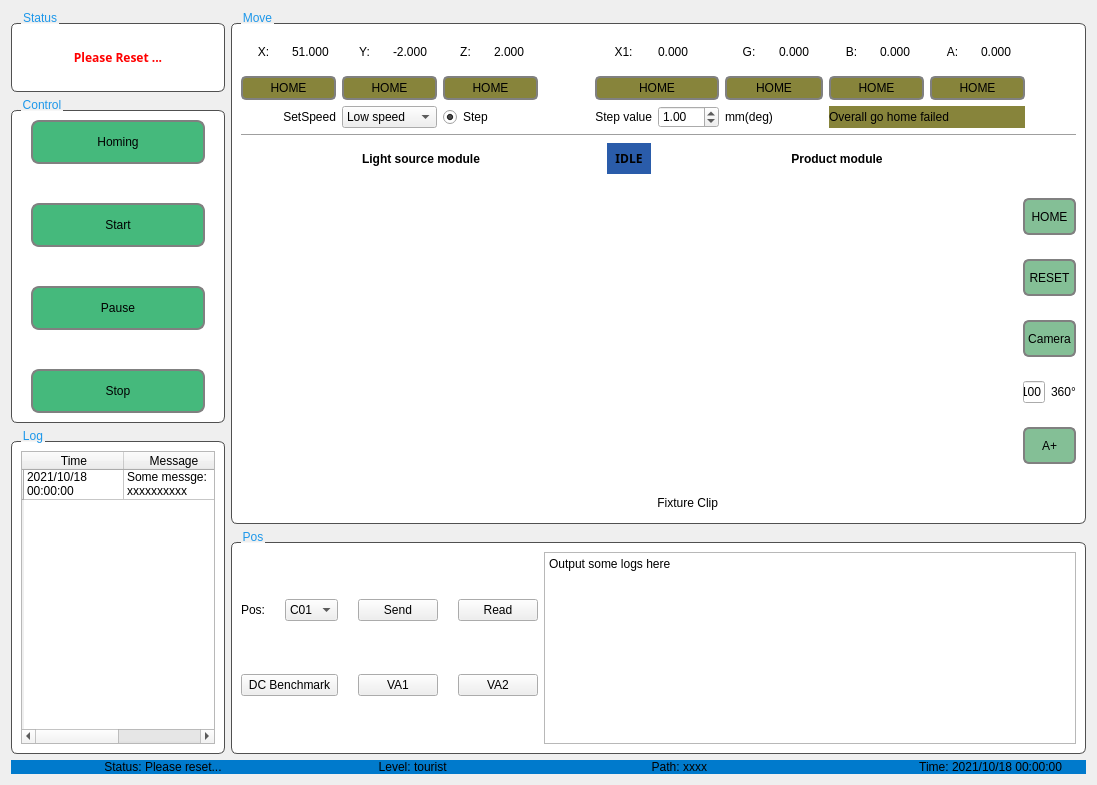
TrellixVulnTeam/AutomatedTesting_AYLN, file NewProject_C01_C06/UI/MotorDialog.ui: the form before one commit.
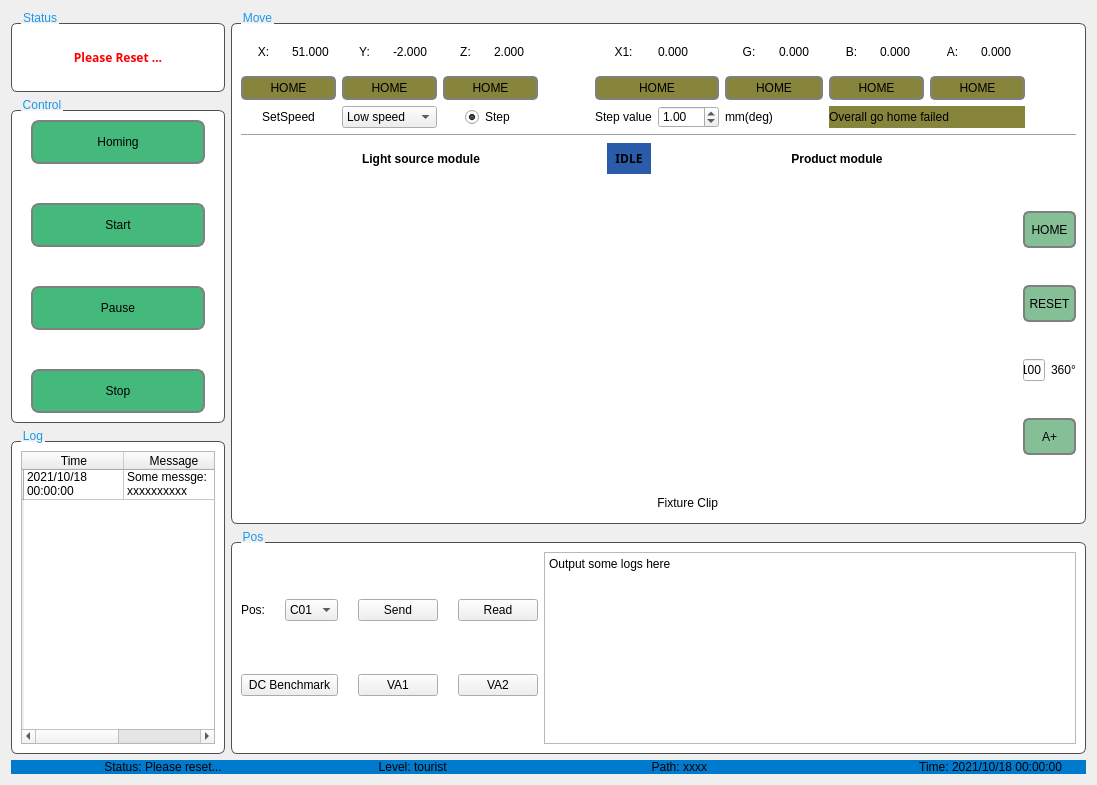
The form after the commit. Icons and pictures are not drawn.

Commit message: 更新UI

Diff of the .ui file:
```diff
--- a/NewProject_C01_C06/UI/MotorDialog.ui
+++ b/NewProject_C01_C06/UI/MotorDialog.ui
@@ -661,23 +661,13 @@
                 </item>
                </widget>
               </item>
-              <item row="2" column="4" colspan="2">
-               <widget class="QRadioButton" name="stepBtn">
-                <property name="text">
-                 <string>Step</string>
-                </property>
-                <property name="checked">
-                 <bool>true</bool>
-                </property>
-               </widget>
-              </item>
               <item row="2" column="7">
                <widget class="QLabel" name="label_18">
                 <property name="text">
                  <string>Step value</string>
                 </property>
                 <property name="alignment">
-                 <set>Qt::AlignRight|Qt::AlignTrailing|Qt::AlignVCenter</set>
+                 <set>Qt::AlignCenter</set>
                 </property>
                </widget>
               </item>
@@ -703,7 +693,7 @@
                  <string>SetSpeed</string>
                 </property>
                 <property name="alignment">
-                 <set>Qt::AlignRight|Qt::AlignTrailing|Qt::AlignVCenter</set>
+                 <set>Qt::AlignCenter</set>
                 </property>
                </widget>
               </item>
@@ -845,15 +835,15 @@
                    </layout>
                   </item>
                   <item row="1" column="3">
-                   <layout class="QGridLayout" name="gridLayout_11" rowstretch="1,1,1,1,1">
-                    <item row="3" column="0">
+                   <layout class="QGridLayout" name="gridLayout_11" rowstretch="1,0,0,0">
+                    <item row="2" column="0">
                      <widget class="QLineEdit" name="angleLineEdit">
                       <property name="text">
                        <string>100</string>
                       </property>
                      </widget>
                     </item>
-                    <item row="3" column="1">
+                    <item row="2" column="1">
                      <widget class="QLabel" name="label_24">
                       <property name="text">
                        <string>360°</string>
@@ -906,30 +896,7 @@
                       </property>
                      </widget>
                     </item>
-                    <item row="2" column="0" colspan="2">
-                     <widget class="QPushButton" name="cameraBtn">
-                      <property name="styleSheet">
-                       <string notr="true">QPushButton{
-	border:2px solid gray;
-	border-radius:6px;
-	height: 33px;
-	background-color:#84bf96;
-}
-
-QPushButton:hover{
-    border: 2px solid black;
-}
-
-QPushButton:pressed{
-    background-color:#585eaa;
-}</string>
-                      </property>
-                      <property name="text">
-                       <string>Camera</string>
-                      </property>
-                     </widget>
-                    </item>
-                    <item row="4" column="0" colspan="2">
+                    <item row="3" column="0" colspan="2">
                      <widget class="QPushButton" name="aBtn">
                       <property name="styleSheet">
                        <string notr="true">QPushButton{
@@ -1038,6 +1005,46 @@
                 </property>
                </widget>
               </item>
+              <item row="2" column="4" colspan="2">
+               <layout class="QHBoxLayout" name="horizontalLayout_5">
+                <item>
+                 <spacer name="horizontalSpacer_3">
+                  <property name="orientation">
+                   <enum>Qt::Horizontal</enum>
+                  </property>
+                  <property name="sizeHint" stdset="0">
+                   <size>
+                    <width>40</width>
+                    <height>20</height>
+                   </size>
+                  </property>
+                 </spacer>
+                </item>
+                <item>
+                 <widget class="QRadioButton" name="stepBtn">
+                  <property name="text">
+                   <string>Step</string>
+                  </property>
+                  <property name="checked">
+                   <bool>true</bool>
+                  </property>
+                 </widget>
+                </item>
+                <item>
+                 <spacer name="horizontalSpacer_4">
+                  <property name="orientation">
+                   <enum>Qt::Horizontal</enum>
+                  </property>
+                  <property name="sizeHint" stdset="0">
+                   <size>
+                    <width>40</width>
+                    <height>20</height>
+                   </size>
+                  </property>
+                 </spacer>
+                </item>
+               </layout>
+              </item>
              </layout>
             </item>
            </layout>
```
Left out of the diff: 2 changed lines with no effect on the pictures. The commit also changes 2 other files.
